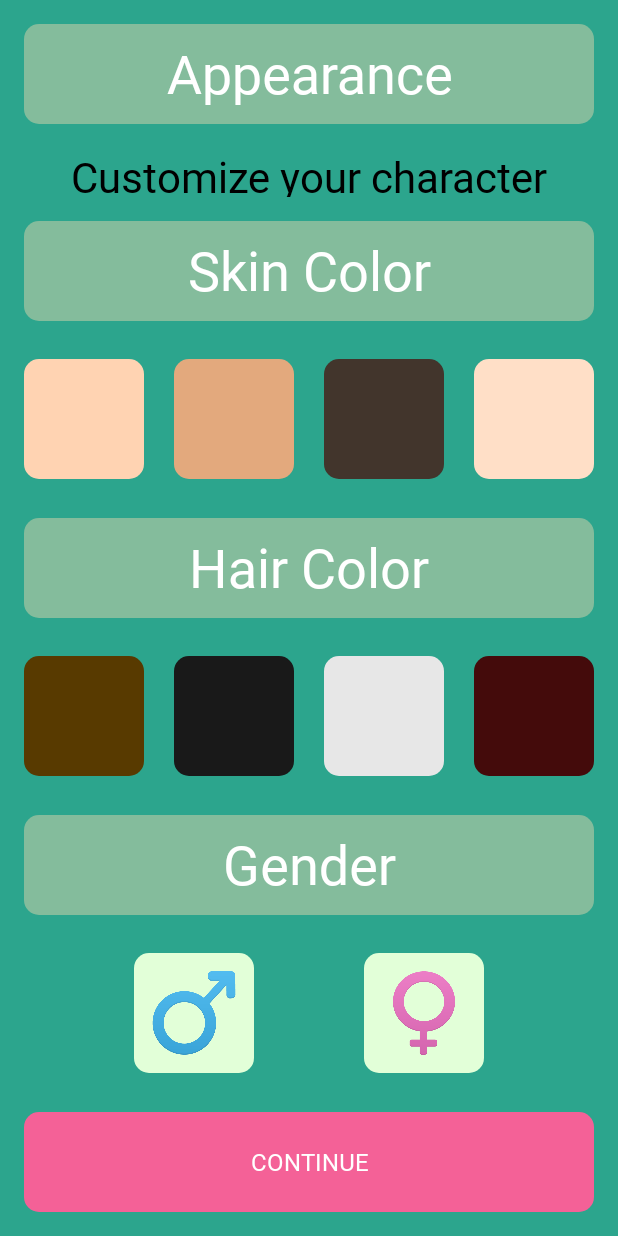
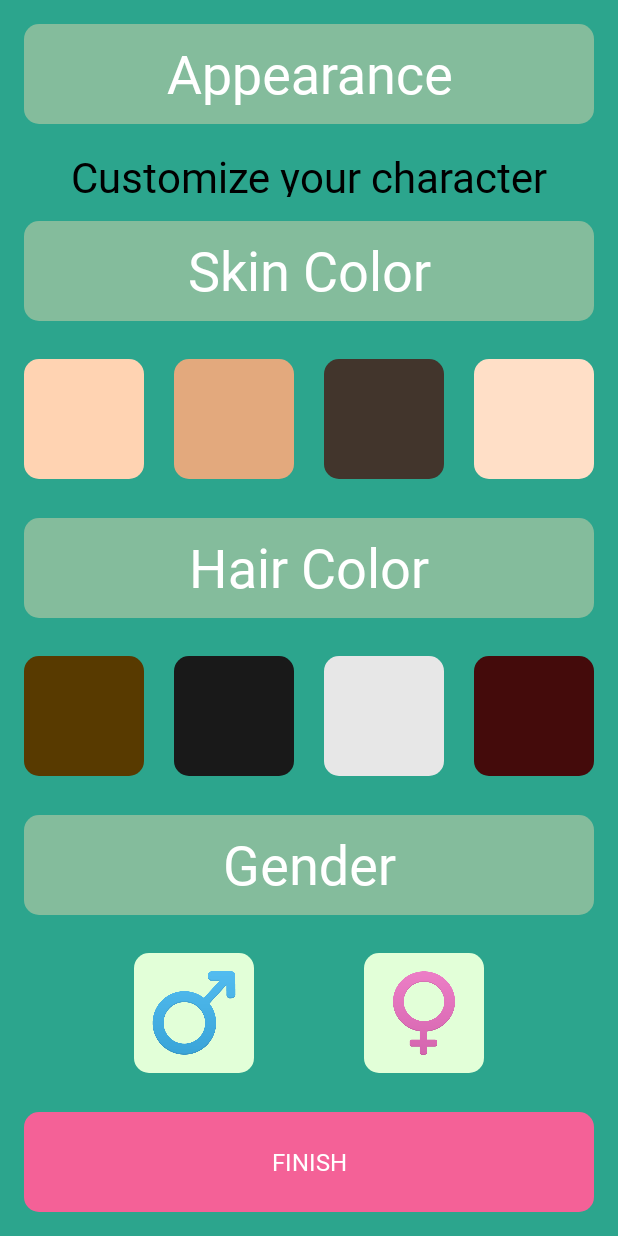
Before and after one commit to BunnyKing123/task-titans, an Android app: the AppearanceActivity screen opened directly, with no data from a screen before it, on a phone screen of 412 x 824 dp. Run offline under Robolectric (Android 15) with nearby library versions, the phone set to English and light mode, and no system bars.

```diff
--- a/app/src/main/res/layout/activity_appearance.xml
+++ b/app/src/main/res/layout/activity_appearance.xml
@@ -317,7 +317,7 @@
         android:background="@drawable/round_corners"
         android:backgroundTint="@color/colorAccent"
         android:fontFamily="@font/quest"
-        android:text="@string/continue_txt"
+        android:text="@string/finish_txt"
         android:textColor="@color/colorText"
         android:textSize="16sp"
         app:layout_constraintBottom_toBottomOf="parent"
--- a/app/src/main/res/layout/activity_details.xml
+++ b/app/src/main/res/layout/activity_details.xml
@@ -278,7 +278,7 @@
         android:background="@drawable/round_corners"
         android:backgroundTint="@color/colorAccent"
         android:fontFamily="@font/quest"
-        android:text="@string/finish_txt"
+        android:text="@string/continue_txt"
         android:textColor="@color/colorText"
         android:textSize="16sp"
         app:layout_constraintBottom_toBottomOf="parent"
--- a/app/src/main/res/values/colors.xml
+++ b/app/src/main/res/values/colors.xml
@@ -7,4 +7,15 @@
     <color name="colorField">#FFF3D1</color>
     <color name="colorText">#FFFFFF</color>
     <color name="colorTextDark">#000000</color>
+
+    <color name="elf1">#424140</color>
+    <color name="elf2">#fdd1a8</color>
+    <color name="elf3">#3a3029</color>
+    <color name="elf4">#495745</color>
+
+    <color name="orc1">#424140</color>
+    <color name="orc2">#455844</color>
+    <color name="orc3">#6c828b</color>
+    <color name="orc4">#a08bba</color>
+
 </resources>
```
Also changed, not shown: app/src/main/java/xyz/dolphcode/tasktitans/AppearanceActivity.java (+9 -8 lines).
